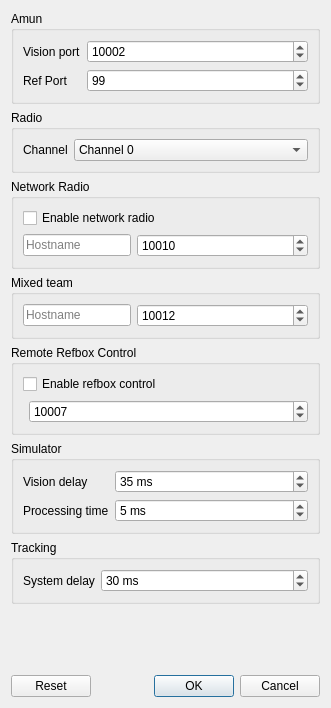
This is src/ra/configdialog.ui in robotics-erlangen/framework as Qt 5 draws it before an edit. The edited form follows.
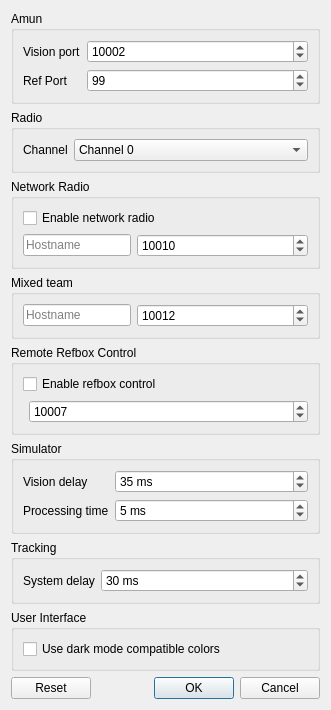
This is the edited form.

Commit message: ra: allow using dark mode compatible colors for referee, robotselectionwidget

```diff
--- a/src/ra/configdialog.ui
+++ b/src/ra/configdialog.ui
@@ -326,6 +326,22 @@
      </layout>
     </widget>
    </item>
+   <item>
+    <widget class="QGroupBox" name="uiGroupBox">
+     <property name="title">
+      <string>User Interface</string>
+     </property>
+     <layout class="QFormLayout" name="formLayout_5">
+      <item row="0" column="0" colspan="2">
+       <widget class="QCheckBox" name="uiDarkMode">
+        <property name="text">
+         <string>Use dark mode compatible colors</string>
+        </property>
+       </widget>
+      </item>
+     </layout>
+    </widget>
+   </item>
    <item>
     <spacer name="verticalSpacer">
      <property name="orientation">
```
The commit also changes 12 other files.
